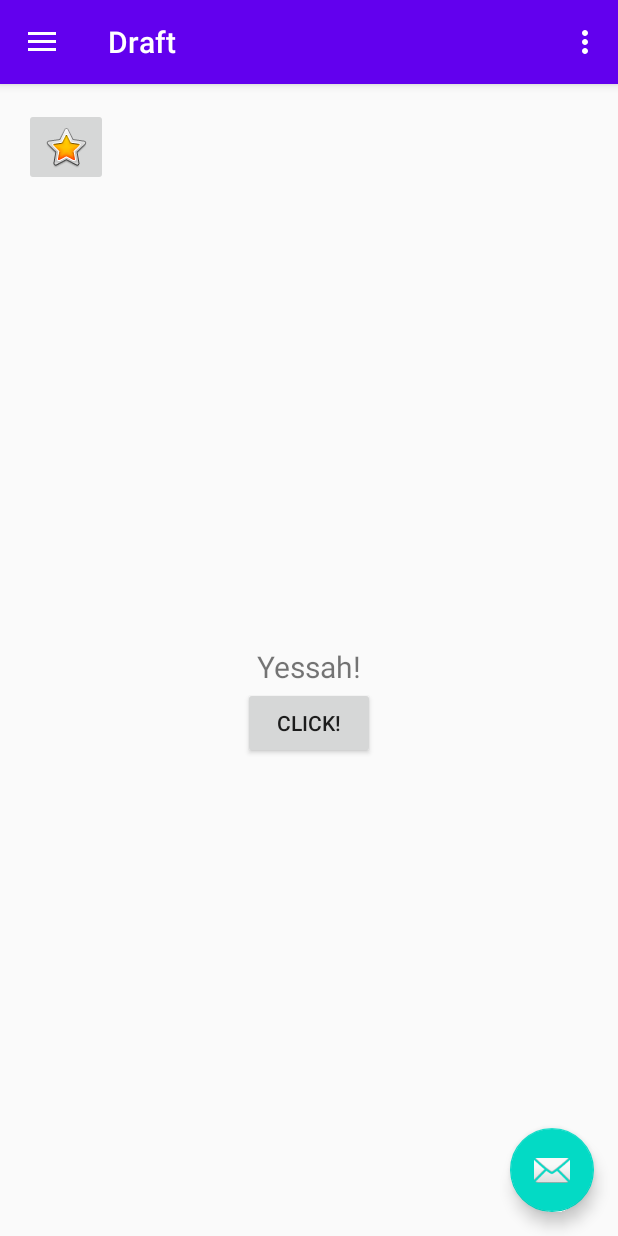
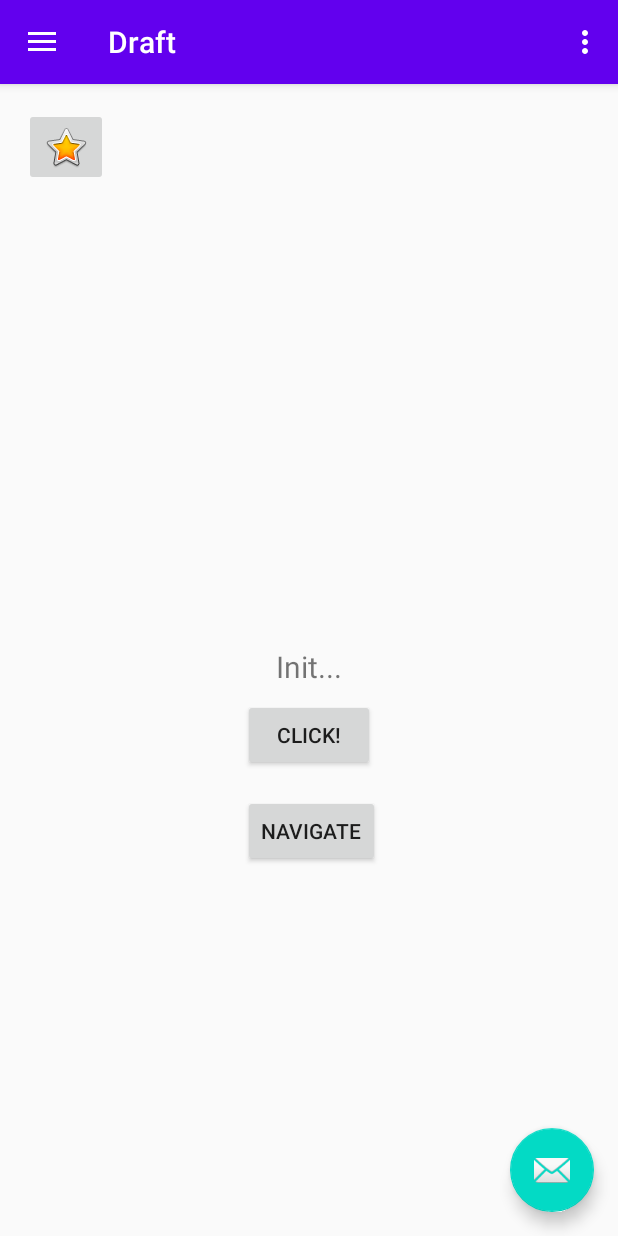
Before and after one commit to bayushi-yakusoku/MultiTests, an Android app: the screen it shows after launch (MainActivity), in the side drawer, after a tap on "Draft", on a phone screen of 412 x 824 dp. Run offline under Robolectric (Android 15) with nearby library versions, the phone set to English and light mode, and no system bars; our stand-ins replace Timber, data binding, navigation-ui.

```diff
--- a/app/src/main/java/alo/android/multitests/ui/draft/DraftFragment.kt
+++ b/app/src/main/java/alo/android/multitests/ui/draft/DraftFragment.kt
@@ -7,13 +7,14 @@ import android.view.LayoutInflater
 import android.view.View
 import android.view.ViewGroup
 import androidx.fragment.app.Fragment
-import androidx.fragment.app.viewModels
+import androidx.fragment.app.activityViewModels
+import androidx.navigation.fragment.findNavController
 import timber.log.Timber
 
 class DraftFragment : Fragment() {
 
     private lateinit var binding : FragmentDraftBinding
-    private val viewModel: DraftViewModel by viewModels()
+    private val viewModel: DraftViewModel by activityViewModels()
 
     override fun onCreateView(
         inflater: LayoutInflater,
@@ -22,11 +23,17 @@ class DraftFragment : Fragment() {
     ): View? {
         Timber.d("Start")
 
-        binding = FragmentDraftBinding.inflate(inflater)
+        binding = FragmentDraftBinding.inflate(inflater, container, false)
 
         binding.let {
             it.lifecycleOwner = viewLifecycleOwner
             it.viewModel = viewModel
+
+            it.navigateButton.setOnClickListener {
+                context?.toast("Navigate click!")
+                val action = DraftFragmentDirections.actionNavDraftToDraftDetailsFragment()
+                findNavController().navigate(action)
+            }
 
             it.testClickImageButton.setOnClickListener {
                 context?.toast("Et Zut! " + it.isClickable + " !")
@@ -37,4 +44,18 @@ class DraftFragment : Fragment() {
 
         return binding.root
     }
+
+    override fun onDestroyView() {
+        Timber.d("Start")
+
+        super.onDestroyView()
+    }
+
+    override fun onDestroy() {
+        Timber.d("Start")
+
+        viewModel.clean()
+
+        super.onDestroy()
+    }
 }
--- a/app/src/main/java/alo/android/multitests/ui/draft/DraftViewModel.kt
+++ b/app/src/main/java/alo/android/multitests/ui/draft/DraftViewModel.kt
@@ -8,16 +8,30 @@ import timber.log.Timber
 
 class DraftViewModel(application: Application) : AndroidViewModel(application) {
     private var _label = MutableLiveData<String>()
-    val label : LiveData<String>
+    val label: LiveData<String>
         get() = _label
 
     init {
+        Timber.d("Init")
+
+        init()
+    }
+
+    private fun init() {
         Timber.d("Start")
-        _label.value = "Yessah!"
+
+        _label.value = "Init..."
     }
 
     fun updateLabelByClick() {
         Timber.d("Start")
+
         _label.value = "Clicked!"
     }
+
+    fun clean() {
+        Timber.d("Start")
+
+        init()
+    }
 }
--- a/app/src/main/res/layout/fragment_draft.xml
+++ b/app/src/main/res/layout/fragment_draft.xml
@@ -2,7 +2,8 @@
 <layout
     xmlns:android="http://schemas.android.com/apk/res/android"
     xmlns:app="http://schemas.android.com/apk/res-auto"
-    xmlns:tools="http://schemas.android.com/tools">
+    xmlns:tools="http://schemas.android.com/tools"
+    tools:context=".ui.draft.DraftFragment">
 
     <data>
         <variable
@@ -12,8 +13,7 @@
 
     <androidx.constraintlayout.widget.ConstraintLayout
         android:layout_width="match_parent"
-        android:layout_height="match_parent"
-        tools:context=".ui.draft.DraftFragment">
+        android:layout_height="match_parent">
 
         <TextView
             android:id="@+id/text_draft"
@@ -34,11 +34,21 @@
             android:id="@+id/wifi_refresh_button"
             android:layout_width="wrap_content"
             android:layout_height="wrap_content"
+            android:layout_marginTop="8dp"
+            android:onClick="@{() -> viewModel.updateLabelByClick()}"
             android:text="@string/test_button_name"
-            android:onClick="@{() -> viewModel.updateLabelByClick()}"
             app:layout_constraintEnd_toEndOf="parent"
             app:layout_constraintStart_toStartOf="parent"
             app:layout_constraintTop_toBottomOf="@+id/text_draft" />
+
+        <Button
+            android:id="@+id/navigate_button"
+            android:layout_width="wrap_content"
+            android:layout_height="wrap_content"
+            android:layout_marginTop="16dp"
+            android:text="@string/navigate_button"
+            app:layout_constraintStart_toStartOf="@+id/wifi_refresh_button"
+            app:layout_constraintTop_toBottomOf="@+id/wifi_refresh_button" />
 
         <ImageButton
             android:id="@+id/test_click_imageButton"
--- a/app/src/main/res/navigation/mobile_navigation.xml
+++ b/app/src/main/res/navigation/mobile_navigation.xml
@@ -33,6 +33,15 @@
         android:id="@+id/nav_draft"
         android:name="alo.android.multitests.ui.draft.DraftFragment"
         android:label="@string/menu_draft"
-        tools:layout="@layout/fragment_draft" />
+        tools:layout="@layout/fragment_draft" >
+        <action
+            android:id="@+id/action_nav_draft_to_draftDetailsFragment"
+            app:destination="@id/draftDetailsFragment" />
+    </fragment>
+    <fragment
+        android:id="@+id/draftDetailsFragment"
+        android:name="alo.android.multitests.ui.draft.DraftDetailsFragment"
+        android:label="fragment_draft_details"
+        tools:layout="@layout/fragment_draft_details" />
 
 </navigation>
--- a/app/src/main/res/values/strings.xml
+++ b/app/src/main/res/values/strings.xml
@@ -19,4 +19,5 @@
     <string name="wifi_activate_contentDescription">Activate State</string>
 
     <string name="frequency_with_unit">%d MHz</string>
+    <string name="navigate_button">Navigate</string>
 </resources>
```
Also changed, not shown: app/src/main/java/alo/android/multitests/ui/draft/DraftDetailsFragment.kt (added, +31 -0 lines), app/src/main/res/layout/fragment_draft_details.xml (added, +27 -0 lines).
